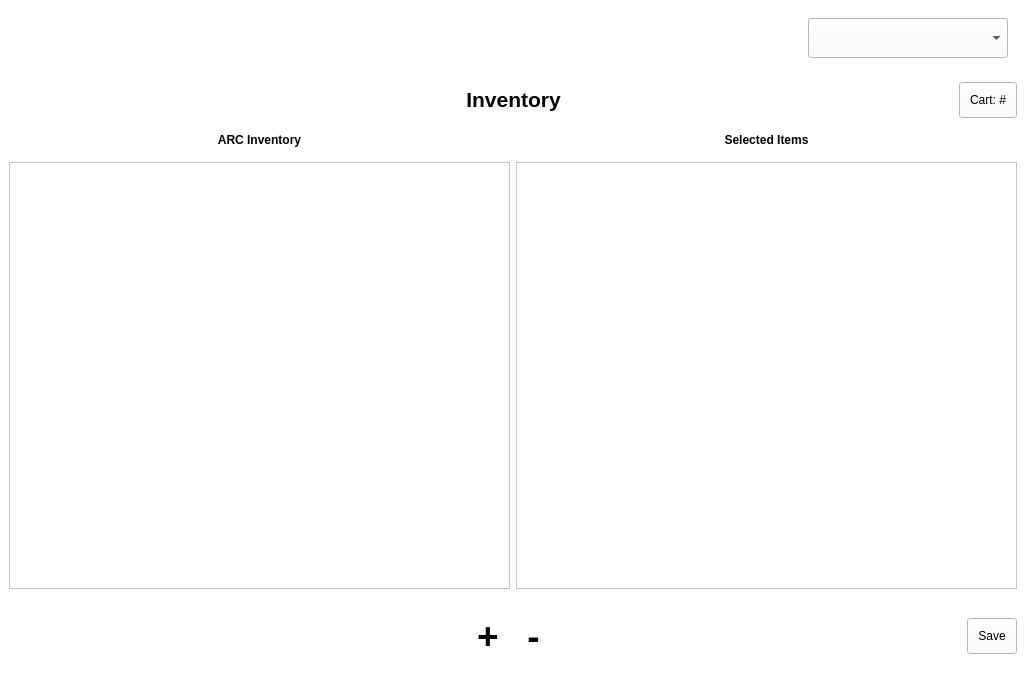
Old version of the form inventory.ui in the repository arc-bphc/sims-gui.
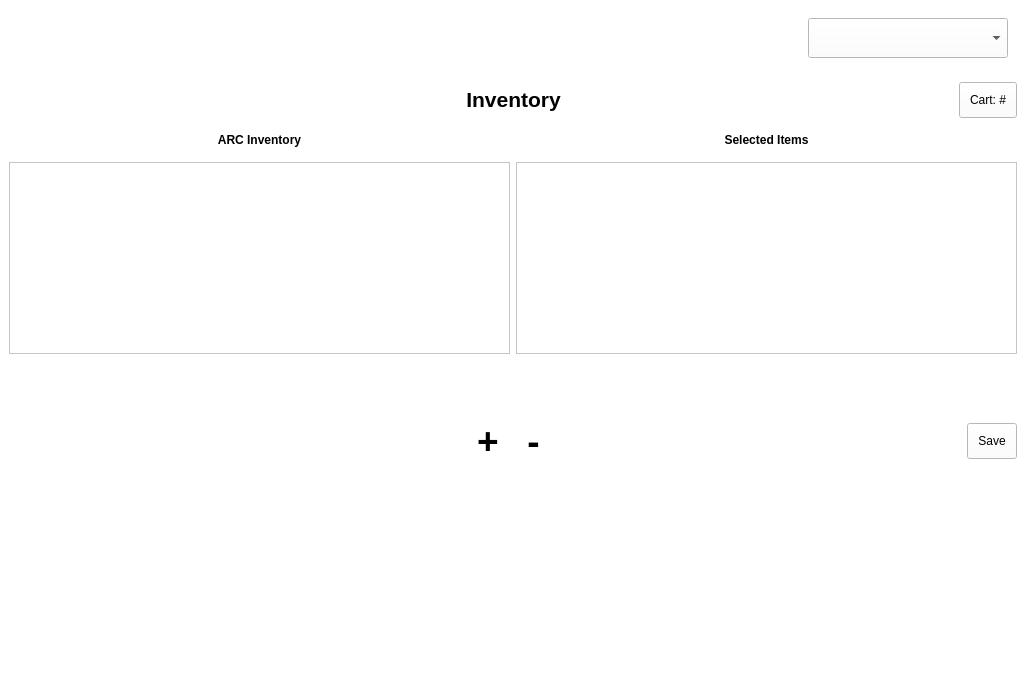
New version of the form. Icons and pictures are not drawn.

The edit to the form file:
```diff
--- a/inventory.ui
+++ b/inventory.ui
@@ -25,6 +25,29 @@
       <property name="verticalSpacing">
        <number>15</number>
       </property>
+      <item row="5" column="1" alignment="Qt::AlignRight">
+       <widget class="QPushButton" name="pushButton">
+        <property name="maximumSize">
+         <size>
+          <width>50</width>
+          <height>16777215</height>
+         </size>
+        </property>
+        <property name="font">
+         <font>
+          <pointsize>28</pointsize>
+          <weight>75</weight>
+          <bold>true</bold>
+         </font>
+        </property>
+        <property name="text">
+         <string>+</string>
+        </property>
+        <property name="flat">
+         <bool>true</bool>
+        </property>
+       </widget>
+      </item>
       <item row="1" column="1" colspan="2" alignment="Qt::AlignHCenter">
        <widget class="QLabel" name="label_2">
         <property name="font">
@@ -175,30 +198,7 @@
         </property>
        </widget>
       </item>
-      <item row="4" column="1" alignment="Qt::AlignRight">
-       <widget class="QPushButton" name="pushButton">
-        <property name="maximumSize">
-         <size>
-          <width>50</width>
-          <height>16777215</height>
-         </size>
-        </property>
-        <property name="font">
-         <font>
-          <pointsize>28</pointsize>
-          <weight>75</weight>
-          <bold>true</bold>
-         </font>
-        </property>
-        <property name="text">
-         <string>+</string>
-        </property>
-        <property name="flat">
-         <bool>true</bool>
-        </property>
-       </widget>
-      </item>
-      <item row="4" column="2" alignment="Qt::AlignLeft">
+      <item row="5" column="2" alignment="Qt::AlignLeft">
        <widget class="QPushButton" name="pushButton_3">
         <property name="maximumSize">
          <size>
@@ -221,7 +221,7 @@
         </property>
        </widget>
       </item>
-      <item row="4" column="3" alignment="Qt::AlignRight">
+      <item row="5" column="3" alignment="Qt::AlignRight">
        <widget class="QPushButton" name="pushButton_4">
         <property name="text">
          <string>Save</string>
@@ -231,8 +231,34 @@
         </property>
        </widget>
       </item>
+      <item row="4" column="1">
+       <spacer name="verticalSpacer_2">
+        <property name="orientation">
+         <enum>Qt::Vertical</enum>
+        </property>
+        <property name="sizeHint" stdset="0">
+         <size>
+          <width>20</width>
+          <height>40</height>
+         </size>
+        </property>
+       </spacer>
+      </item>
      </layout>
     </item>
+    <item row="1" column="0">
+     <spacer name="verticalSpacer">
+      <property name="orientation">
+       <enum>Qt::Vertical</enum>
+      </property>
+      <property name="sizeHint" stdset="0">
+       <size>
+        <width>20</width>
+        <height>40</height>
+       </size>
+      </property>
+     </spacer>
+    </item>
    </layout>
   </widget>
  </widget>
```
